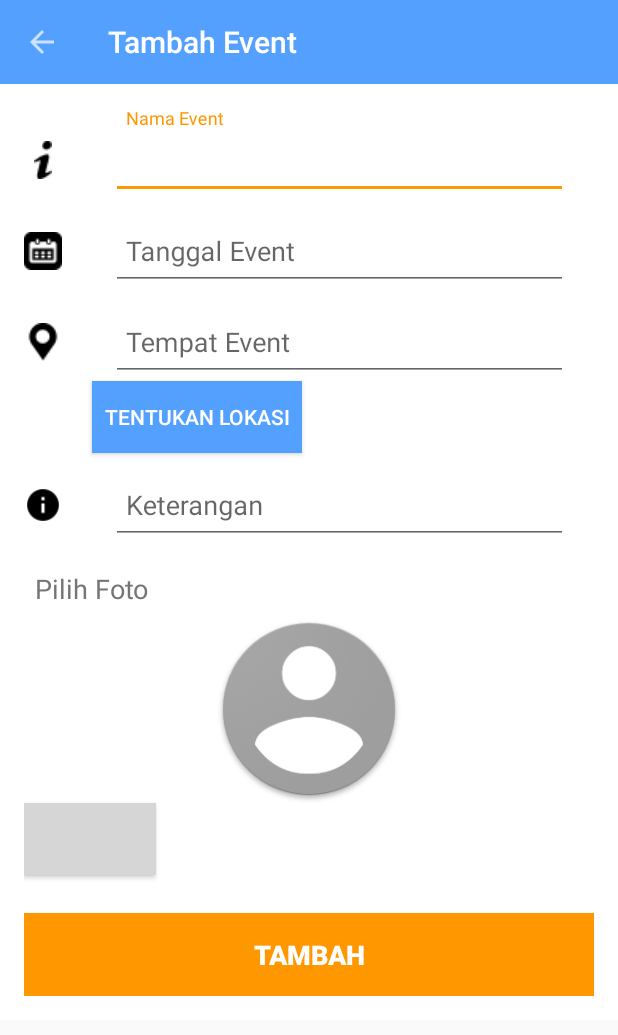
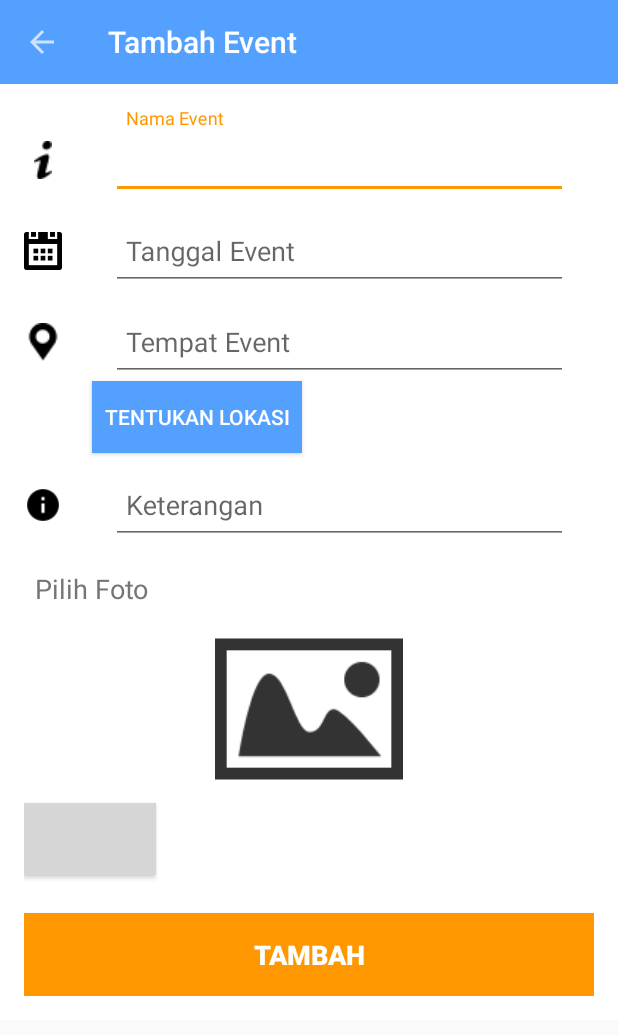
Before and after one commit to 439ED537979D8E831561964DBBBD7413/ActiveTechArt, an Android app: the TambahEventActivity screen opened directly, with no data from a screen before it, on a phone screen of 412 x 824 dp. Shown: the top 1035 px of the screen. Run offline under Robolectric (Android 15) with nearby library versions, the phone set to English and light mode, and no system bars; our stand-ins replace Volley; network calls fail; Roboto replaces fonts that are not available here; grey boxes are pictures that could not be loaded.

Commit message:
Tambah Info Seniman

```diff
--- a/app/src/main/java/com/artace/ruangbudaya/EoSenimanActivity.java
+++ b/app/src/main/java/com/artace/ruangbudaya/EoSenimanActivity.java
@@ -124,6 +124,9 @@ public class EoSenimanActivity extends AppCompatActivity {
                             EditText nohpSeniman = (EditText) findViewById(R.id.eo_seniman_noTelp);
                             nohpSeniman.setText(obj.getString("no_hp"));
 
+                            EditText ketSeniman = (EditText) findViewById(R.id.eo_seniman_keterangan);
+                            ketSeniman.setText(obj.getString("keterangan"));
+
                             NetworkImageView fotoSeniman = (NetworkImageView) findViewById(R.id.eo_seniman_imageSeniman);
                             fotoSeniman.setImageUrl(DatabaseConnection.getBaseUrl() + obj.getString("foto"), AppController.getInstance().getImageLoader());
                             fotoSeniman.setOnClickListener(new View.OnClickListener() {
--- a/app/src/main/res/layout/activity_tambah_event.xml
+++ b/app/src/main/res/layout/activity_tambah_event.xml
@@ -85,7 +85,7 @@
                     android:layout_height="25dp"
                     android:layout_marginBottom="8dp"
                     android:layout_marginTop="8dp"
-                    android:src="@drawable/date"
+                    android:src="@drawable/ic_calendar_black_48"
                     app:layout_constraintBottom_toBottomOf="parent"
                     app:layout_constraintStart_toStartOf="parent"
                     app:layout_constraintTop_toTopOf="parent"
@@ -243,7 +243,7 @@
                     android:layout_height="125dp"
                     android:layout_alignParentTop="true"
                     android:layout_centerInParent="true"
-                    android:src="@drawable/ic_launcher"
+                    android:src="@drawable/photo"
                     app:layout_constraintTop_toBottomOf="@id/tambah_event_layoutFoto1"/>
 
             </android.support.constraint.ConstraintLayout>
```
Also changed, not shown: app/src/main/res/layout/fragment_seniman_home_profile.xml (+4 -4 lines), app/src/main/res/drawable-hdpi/ic_calendar_black_48.png (added), app/src/main/res/drawable-hdpi/photo.png (added).
